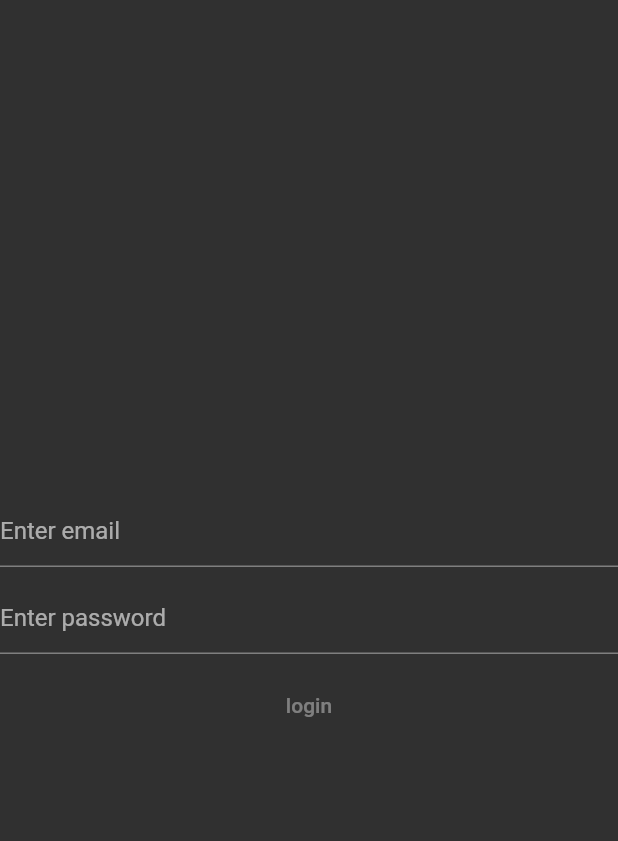
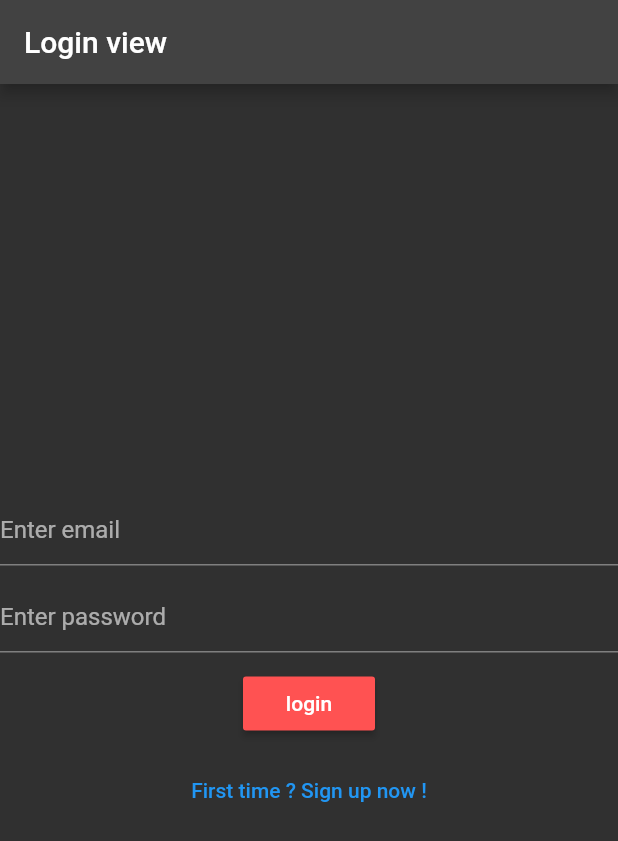
Before and after one commit to JosueGauthier/socialapp, a Flutter app: the screen it shows after launch, on a phone screen of 412 x 824 dp. Shown: the top 841 px of the screen. Run offline on Flutter 3.47's test engine with Material 2 defaults, Android fonts, the phone set to English and light mode, and no system bars; missing offline and left inert: dart:ffi.

Commit message:
add signup.views.dart and update login.views.dart

```diff
--- /dev/null
+++ b/frontend/thesocial/lib/app/routes/app.routes.dart
@@ -0,0 +1,12 @@
+import 'package:thesocial/meta/views/authentication/login.views.dart';
+import 'package:thesocial/meta/views/authentication/signup.views.dart';
+
+final String LoginRoute = "/login";
+final String SignupRoute = "/signup";
+final String HomeRoute = "/";
+
+final routes ={
+  LoginRoute : (context) => LoginView(),
+  SignupRoute : (context) => SignupView(),
+
+};
--- a/frontend/thesocial/lib/main.dart
+++ b/frontend/thesocial/lib/main.dart
@@ -1,5 +1,7 @@
 import 'package:flutter/material.dart';
+import 'package:thesocial/app/routes/app.routes.dart';
 import 'package:thesocial/meta/views/authentication/login.views.dart';
+import 'package:thesocial/meta/views/authentication/signup.views.dart';
 
 void main() {
   runApp(const Core());
@@ -16,7 +18,8 @@ class Core extends StatelessWidget {
       title: 'Social app',
       //theme: ThemeData(primarySwatch: Colors.blue,),
       theme: ThemeData.dark(),
-      home: LoginView(),
+      initialRoute : LoginRoute,
+      routes: routes,
     );
   }
 }
--- a/frontend/thesocial/lib/meta/views/authentication/login.views.dart
+++ b/frontend/thesocial/lib/meta/views/authentication/login.views.dart
@@ -1,4 +1,7 @@
+import 'dart:math';
+
 import 'package:flutter/material.dart';
+import 'package:thesocial/app/routes/app.routes.dart';
 
 class LoginView extends StatelessWidget {
   const LoginView({Key? key}) : super(key: key);
@@ -8,6 +11,9 @@ class LoginView extends StatelessWidget {
     final emailcontroller = TextEditingController();
     final passwordcontroller = TextEditingController();
     return Scaffold(
+        appBar: AppBar(
+          title: const Text("Login view"),
+        ),
         body: Container(
           child: Center(
               child: Column(
@@ -28,10 +34,20 @@ class LoginView extends StatelessWidget {
               const SizedBox(
                 height: 10,
               ),
-          const MaterialButton(
+              MaterialButton(
                 child: Text("login"),
-            onPressed: null,
-            color: Colors.white,
+                color: Colors.redAccent,
+                onPressed: (){},
+              ),
+              const SizedBox(
+                height: 10,
+              ),
+              TextButton(
+                  onPressed: (){
+                    Navigator.of(context).pushNamed(SignupRoute);
+                  },
+                  child: Text("First time ? Sign up now !"),
+
               ),
             ],
           )),
```
Also changed, not shown: frontend/thesocial/lib/meta/views/authentication/signup.views.dart (added, +66 -0 lines), frontend/thesocial/lib/core/api/authentification.api.dart (added). Lines whose indentation alone changed are shown as unchanged.
